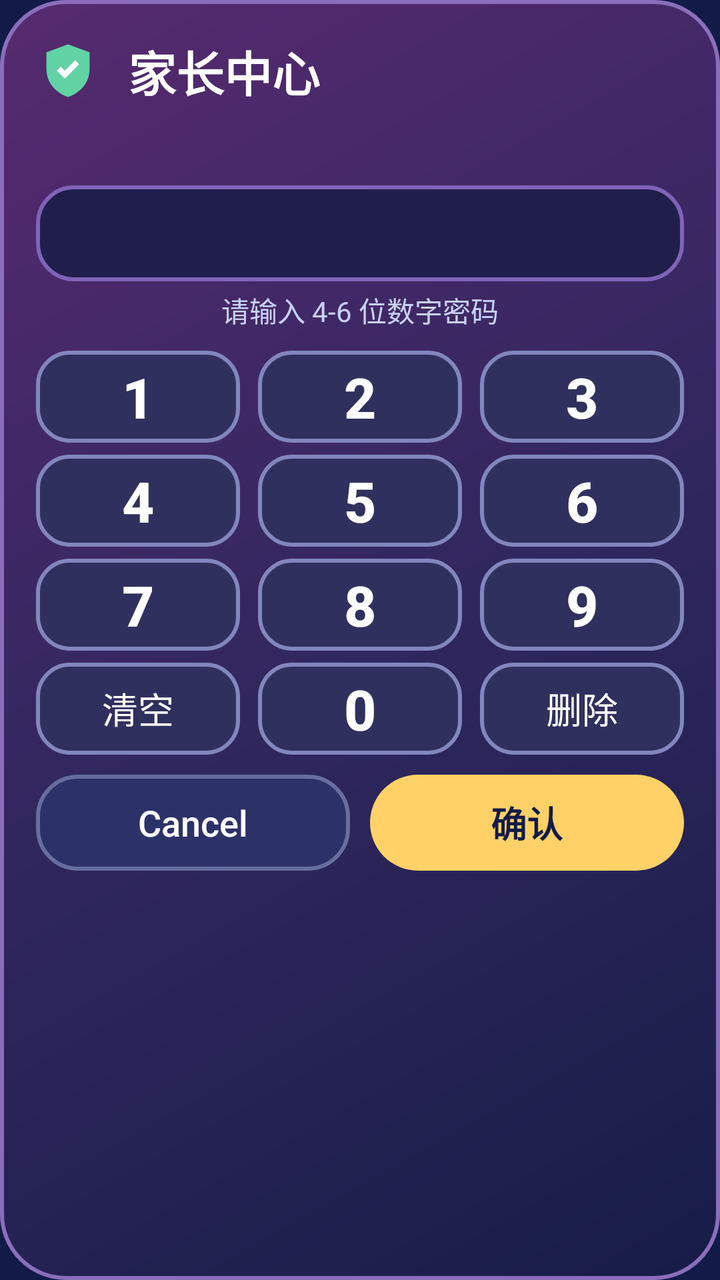
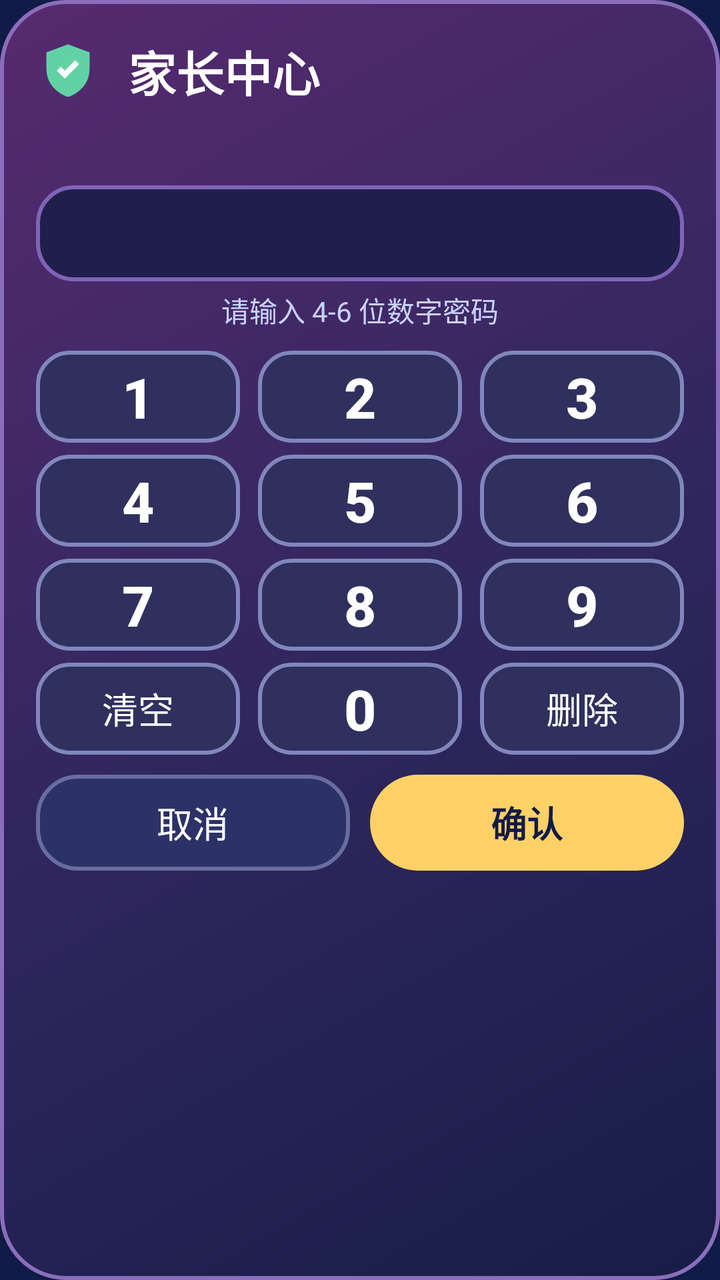

Two renders of the same Android screen: before a commit and after it. Below are the layout's source before the change and the commit's diff.
<!-- AndroidManifest.xml: application theme Theme.YYCartoon -->
<!-- res/layout/dialog_parent_pin.xml -->
<LinearLayout xmlns:android="http://schemas.android.com/apk/res/android"
    android:layout_width="500dp"
    android:layout_height="wrap_content"
    android:background="@drawable/parent_dialog_background"
    android:orientation="vertical"
    android:padding="18dp">

    <LinearLayout
        android:layout_width="match_parent"
        android:layout_height="wrap_content"
        android:gravity="center_vertical"
        android:orientation="horizontal">

        <ImageView
            android:layout_width="32dp"
            android:layout_height="32dp"
            android:contentDescription="@string/parent_center"
            android:src="@drawable/parent_center_icon" />

        <TextView
            android:layout_width="0dp"
            android:layout_height="wrap_content"
            android:layout_marginStart="14dp"
            android:layout_weight="1"
            android:text="@string/parent_center"
            android:textColor="@color/text_primary"
            android:textSize="24sp"
            android:textStyle="bold" />
    </LinearLayout>

    <TextView
        android:id="@+id/pinMessage"
        android:layout_width="match_parent"
        android:layout_height="wrap_content"
        android:layout_marginTop="8dp"
        android:textColor="@color/text_secondary"
        android:textSize="16sp" />

    <TextView
        android:id="@+id/pinDisplay"
        android:layout_width="match_parent"
        android:layout_height="48dp"
        android:layout_marginTop="10dp"
        android:background="@drawable/pin_display_background"
        android:gravity="center"
        android:letterSpacing="0.14"
        android:textColor="@color/accent_yellow"
        android:textSize="28sp"
        android:textStyle="bold" />

    <TextView
        android:id="@+id/pinHint"
        android:layout_width="match_parent"
        android:layout_height="wrap_content"
        android:layout_marginTop="4dp"
        android:gravity="center"
        android:text="@string/pin_hint"
        android:textColor="@color/text_secondary"
        android:textSize="14sp" />

    <LinearLayout
        android:layout_width="match_parent"
        android:layout_height="wrap_content"
        android:layout_marginTop="10dp"
        android:orientation="vertical">

        <LinearLayout
            android:layout_width="match_parent"
            android:layout_height="46dp"
            android:orientation="horizontal">

            <Button android:id="@+id/pin1" android:layout_width="0dp" android:layout_height="match_parent" android:layout_weight="1" android:background="@drawable/parent_key_button" android:stateListAnimator="@null" android:text="1" android:textColor="@color/text_primary" android:textSize="28sp" android:textStyle="bold" />
            <Button android:id="@+id/pin2" android:layout_width="0dp" android:layout_height="match_parent" android:layout_marginStart="9dp" android:layout_weight="1" android:background="@drawable/parent_key_button" android:stateListAnimator="@null" android:text="2" android:textColor="@color/text_primary" android:textSize="28sp" android:textStyle="bold" />
            <Button android:id="@+id/pin3" android:layout_width="0dp" android:layout_height="match_parent" android:layout_marginStart="9dp" android:layout_weight="1" android:background="@drawable/parent_key_button" android:stateListAnimator="@null" android:text="3" android:textColor="@color/text_primary" android:textSize="28sp" android:textStyle="bold" />
        </LinearLayout>

        <LinearLayout
            android:layout_width="match_parent"
            android:layout_height="46dp"
            android:layout_marginTop="6dp"
            android:orientation="horizontal">

            <Button android:id="@+id/pin4" android:layout_width="0dp" android:layout_height="match_parent" android:layout_weight="1" android:background="@drawable/parent_key_button" android:stateListAnimator="@null" android:text="4" android:textColor="@color/text_primary" android:textSize="28sp" android:textStyle="bold" />
            <Button android:id="@+id/pin5" android:layout_width="0dp" android:layout_height="match_parent" android:layout_marginStart="9dp" android:layout_weight="1" android:background="@drawable/parent_key_button" android:stateListAnimator="@null" android:text="5" android:textColor="@color/text_primary" android:textSize="28sp" android:textStyle="bold" />
            <Button android:id="@+id/pin6" android:layout_width="0dp" android:layout_height="match_parent" android:layout_marginStart="9dp" android:layout_weight="1" android:background="@drawable/parent_key_button" android:stateListAnimator="@null" android:text="6" android:textColor="@color/text_primary" android:textSize="28sp" android:textStyle="bold" />
        </LinearLayout>

        <LinearLayout
            android:layout_width="match_parent"
            android:layout_height="46dp"
            android:layout_marginTop="6dp"
            android:orientation="horizontal">

            <Button android:id="@+id/pin7" android:layout_width="0dp" android:layout_height="match_parent" android:layout_weight="1" android:background="@drawable/parent_key_button" android:stateListAnimator="@null" android:text="7" android:textColor="@color/text_primary" android:textSize="28sp" android:textStyle="bold" />
            <Button android:id="@+id/pin8" android:layout_width="0dp" android:layout_height="match_parent" android:layout_marginStart="9dp" android:layout_weight="1" android:background="@drawable/parent_key_button" android:stateListAnimator="@null" android:text="8" android:textColor="@color/text_primary" android:textSize="28sp" android:textStyle="bold" />
            <Button android:id="@+id/pin9" android:layout_width="0dp" android:layout_height="match_parent" android:layout_marginStart="9dp" android:layout_weight="1" android:background="@drawable/parent_key_button" android:stateListAnimator="@null" android:text="9" android:textColor="@color/text_primary" android:textSize="28sp" android:textStyle="bold" />
        </LinearLayout>

        <LinearLayout
            android:layout_width="match_parent"
            android:layout_height="46dp"
            android:layout_marginTop="6dp"
            android:orientation="horizontal">

            <Button android:id="@+id/pinClear" android:layout_width="0dp" android:layout_height="match_parent" android:layout_weight="1" android:nextFocusDown="@id/pinConfirmButton" android:background="@drawable/parent_key_button" android:stateListAnimator="@null" android:text="@string/clear" android:textAllCaps="false" android:textColor="@color/text_primary" android:textSize="18sp" />
            <Button android:id="@+id/pin0" android:layout_width="0dp" android:layout_height="match_parent" android:layout_marginStart="9dp" android:layout_weight="1" android:nextFocusDown="@id/pinConfirmButton" android:background="@drawable/parent_key_button" android:stateListAnimator="@null" android:text="0" android:textColor="@color/text_primary" android:textSize="28sp" android:textStyle="bold" />
            <Button android:id="@+id/pinDelete" android:layout_width="0dp" android:layout_height="match_parent" android:layout_marginStart="9dp" android:layout_weight="1" android:nextFocusDown="@id/pinConfirmButton" android:background="@drawable/parent_key_button" android:stateListAnimator="@null" android:text="@string/delete" android:textAllCaps="false" android:textColor="@color/text_primary" android:textSize="18sp" />
        </LinearLayout>
    </LinearLayout>

    <LinearLayout
        android:layout_width="match_parent"
        android:layout_height="48dp"
        android:layout_marginTop="10dp"
        android:orientation="horizontal">

        <Button
            android:id="@+id/pinCancelButton"
            android:layout_width="0dp"
            android:layout_height="match_parent"
            android:layout_weight="1"
            android:background="@drawable/parent_cancel_button"
            android:stateListAnimator="@null"
            android:text="@android:string/cancel"
            android:textAllCaps="false"
            android:textColor="@color/text_primary"
            android:textSize="18sp" />

        <Button
            android:id="@+id/pinConfirmButton"
            android:layout_width="0dp"
            android:layout_height="match_parent"
            android:layout_marginStart="10dp"
            android:layout_weight="1"
            android:background="@drawable/primary_button"
            android:stateListAnimator="@null"
            android:text="@string/confirm"
            android:textAllCaps="false"
            android:textColor="#121B47"
            android:textSize="18sp"
            android:textStyle="bold" />
    </LinearLayout>
</LinearLayout>
<!-- resources referenced by this layout -->
<resources>
  <color name="accent_yellow">#FFD166</color>
  <color name="text_primary">#FFFFFF</color>
  <color name="text_secondary">#C8D2FF</color>
  <!-- drawable parent_cancel_button (drawable) -->
  <selector xmlns:android="http://schemas.android.com/apk/res/android">
      <item android:state_focused="true">
          <shape android:shape="rectangle">
              <corners android:radius="20dp" />
              <solid android:color="#30305E" />
              <stroke android:width="4dp" android:color="@color/accent_yellow" />
          </shape>
      </item>
      <item>
          <shape android:shape="rectangle">
              <corners android:radius="20dp" />
              <solid android:color="#2C3268" />
              <stroke android:width="2dp" android:color="#676D9E" />
          </shape>
      </item>
  </selector>
  <!-- drawable parent_center_icon (drawable) -->
  <vector xmlns:android="http://schemas.android.com/apk/res/android"
      android:width="42dp"
      android:height="42dp"
      android:viewportWidth="80"
      android:viewportHeight="80">
      <path
          android:fillColor="#61D2A4"
          android:pathData="M40,7l27,10v20c0,18 -11,30 -27,36c-16,-6 -27,-18 -27,-36v-20z" />
      <path
          android:fillColor="#FFFFFF"
          android:pathData="M36,50l-10,-10l5,-5l5,5l13,-13l5,5z" />
  </vector>
  <!-- drawable parent_dialog_background (drawable) -->
  <shape xmlns:android="http://schemas.android.com/apk/res/android"
      android:shape="rectangle">
      <corners android:radius="32dp" />
      <gradient
          android:angle="315"
          android:centerColor="#31275F"
          android:endColor="#171D47"
          android:startColor="#572A70" />
      <stroke android:width="2dp" android:color="#8A6EBB" />
  </shape>
  <!-- drawable parent_key_button (drawable) -->
  <selector xmlns:android="http://schemas.android.com/apk/res/android">
      <item android:state_focused="true">
          <shape android:shape="rectangle">
              <corners android:radius="16dp" />
              <solid android:color="#51345F" />
              <stroke android:width="4dp" android:color="@color/accent_yellow" />
          </shape>
      </item>
      <item>
          <shape android:shape="rectangle">
              <corners android:radius="16dp" />
              <solid android:color="#30305E" />
              <stroke android:width="2dp" android:color="#8186BD" />
          </shape>
      </item>
  </selector>
  <!-- drawable pin_display_background (drawable) -->
  <shape xmlns:android="http://schemas.android.com/apk/res/android"
      android:shape="rectangle">
      <corners android:radius="18dp" />
      <solid android:color="#201F4B" />
      <stroke android:width="2dp" android:color="#7F63B8" />
  </shape>
  <string name="clear">清空</string>
  <string name="confirm">确认</string>
  <string name="delete">删除</string>
  <string name="parent_center">家长中心</string>
  <string name="pin_hint">请输入 4-6 位数字密码</string>
  <style name="Theme.YYCartoon" parent="Theme.AppCompat.NoActionBar">
          <item name="android:windowBackground">@color/tv_background</item>
          <item name="android:colorBackground">@color/tv_background</item>
          <item name="colorAccent">@color/accent_pink</item>
      </style>
  <color name="tv_background">#121B47</color>
  <color name="accent_pink">#FF5F9E</color>
  <!-- unchanged entries left out for length: 1 -->
</resources>

<!-- the commit's change to res/layout/dialog_parent_pin.xml (unified diff, before → after) -->
@@ -1,5 +1,5 @@
 <LinearLayout xmlns:android="http://schemas.android.com/apk/res/android"
-    android:layout_width="500dp"
+    android:layout_width="match_parent"
     android:layout_height="wrap_content"
     android:background="@drawable/parent_dialog_background"
     android:orientation="vertical"
@@ -121,7 +121,7 @@
             android:layout_weight="1"
             android:background="@drawable/parent_cancel_button"
             android:stateListAnimator="@null"
-            android:text="@android:string/cancel"
+            android:text="@string/cancel"
             android:textAllCaps="false"
             android:textColor="@color/text_primary"
             android:textSize="18sp" />
<!-- resource entries referenced after the edit -->
@@ -68,6 +68,7 @@
       <solid android:color="#201F4B" />
       <stroke android:width="2dp" android:color="#7F63B8" />
   </shape>
+  <string name="cancel">取消</string>
   <string name="clear">清空</string>
   <string name="confirm">确认</string>
   <string name="delete">删除</string>
